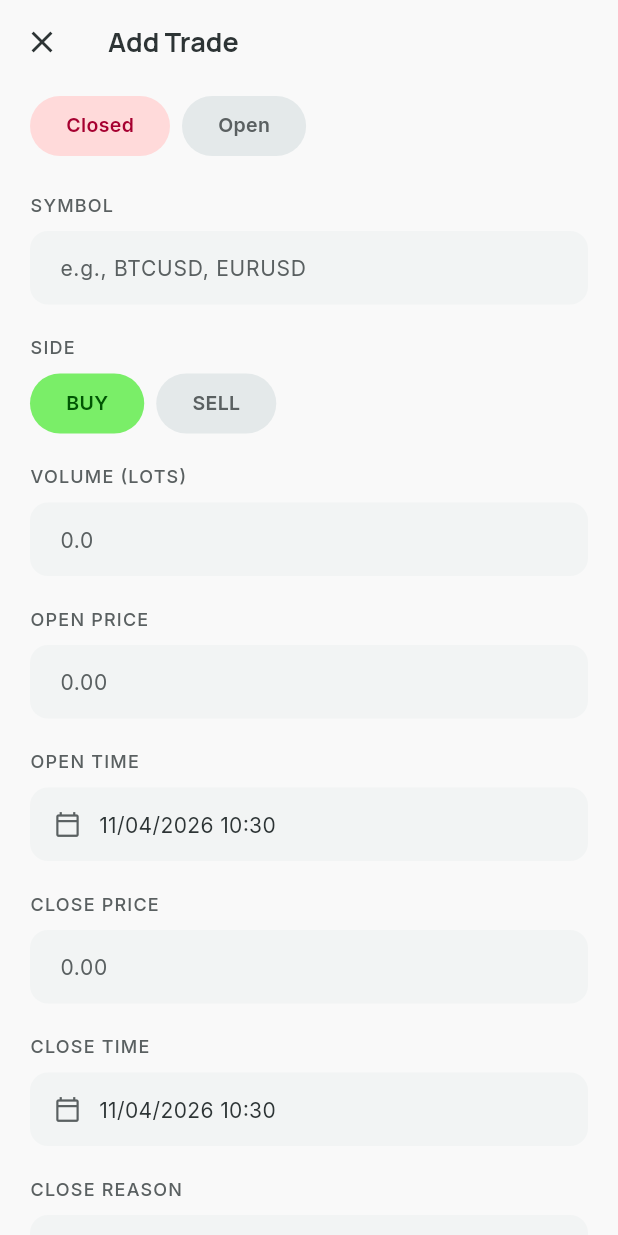
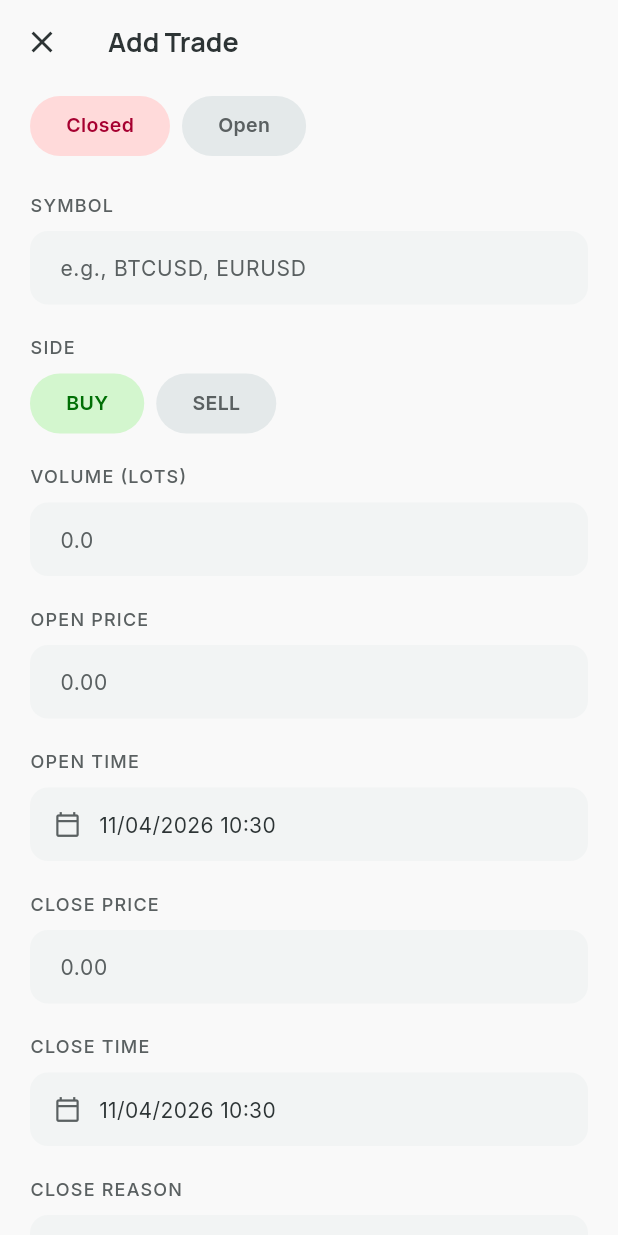
Before and after one commit to MashudiSudonym/TradeTrackr, a Flutter app: the AddTradePage screen opened by its route, on a phone screen of 412 x 824 dp. Run offline on Flutter 3.47's test engine with Material 3 defaults, Android fonts, the phone set to English and light mode, and no system bars; our stand-ins replace fl_chart, flutter_riverpod, freezed_annotation, go_router, google_fonts, logger; generated files the repository leaves out were written again.

Commit message:
fix(add-trade): improve color contrast for Closed/Open toggle in dark mode
Use proper Material 3 color scheme tokens for position type toggle:
- Closed/Open now use primaryContainer background with onPrimaryContainer text

These tokens provide good contrast in both light and dark themes.

Co-Authored-By: Claude Opus 4.6 <noreply@anthropic.com>

```diff
--- a/lib/presentation/pages/add_trade_page.dart
+++ b/lib/presentation/pages/add_trade_page.dart
@@ -253,6 +253,8 @@ class _AddTradePageState extends ConsumerState<AddTradePage> {
           label: 'Closed',
           selected: _isClosed,
           cs: cs,
+          selectedColor: cs.onPrimaryContainer,
+          selectedBgColor: cs.primaryContainer,
           onTap: () => setState(() => _isClosed = true),
         ),
         const SizedBox(width: 8),
@@ -260,6 +262,8 @@ class _AddTradePageState extends ConsumerState<AddTradePage> {
           label: 'Open',
           selected: !_isClosed,
           cs: cs,
+          selectedColor: cs.onPrimaryContainer,
+          selectedBgColor: cs.primaryContainer,
           onTap: () => setState(() => _isClosed = false),
         ),
       ],
@@ -273,8 +277,8 @@ class _AddTradePageState extends ConsumerState<AddTradePage> {
           label: 'BUY',
           selected: _side == TradeSide.buy,
           cs: cs,
-          selectedColor: cs.onTertiaryContainer,
-          selectedBgColor: cs.tertiaryContainer,
+          selectedColor: cs.tertiary,
+          selectedBgColor: cs.tertiaryContainer.withValues(alpha: 0.3),
           onTap: () => setState(() => _side = TradeSide.buy),
         ),
         const SizedBox(width: 8),
@@ -282,8 +286,8 @@ class _AddTradePageState extends ConsumerState<AddTradePage> {
           label: 'SELL',
           selected: _side == TradeSide.sell,
           cs: cs,
-          selectedColor: cs.onErrorContainer,
-          selectedBgColor: cs.errorContainer,
+          selectedColor: cs.error,
+          selectedBgColor: cs.errorContainer.withValues(alpha: 0.3),
           onTap: () => setState(() => _side = TradeSide.sell),
         ),
       ],
```
